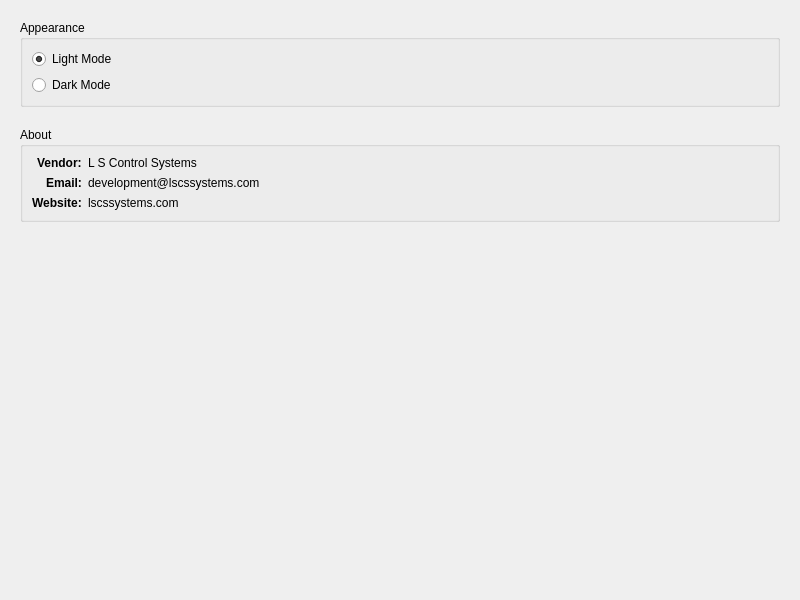
SuryaPrasathB/Comminent-PCB-Tester, file src/ui/forms/settings.ui: the form before one commit.
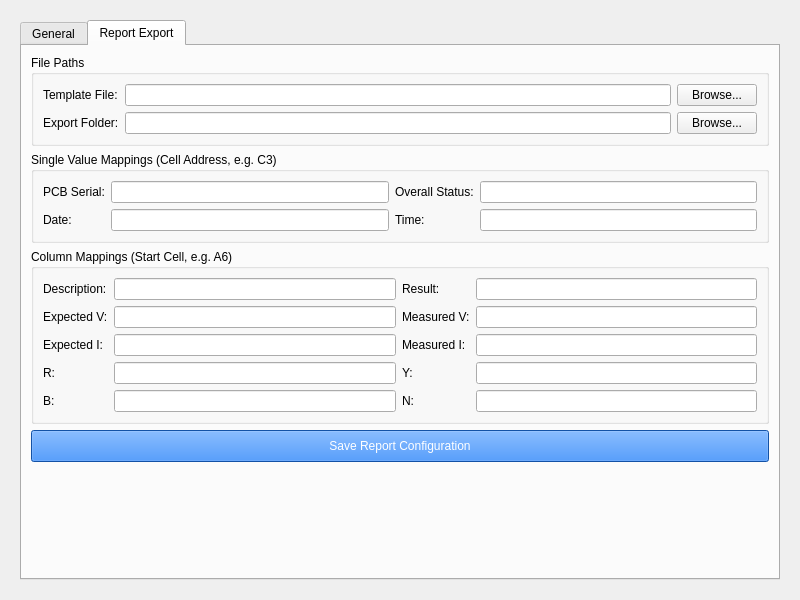
The form after the commit. The open tabs and pages were chosen to show the change.

Commit message:
Implement Report Export and DLL Integration
- Added Report Export configuration to Settings (UI and Manager).
- Implemented ReportGenerator (Excel export using openpyxl).
- Implemented ReportUploader (DLL wrapper using pythonnet/clr).
- Integrated ReportUploader into main application startup.
- Integrated ReportGenerator and Uploader update into ExecutionView (on test completion).
- Fixed TestRunner initialization in run_selected_test to pass serials as tuple.
- Added dependencies: openpyxl, pythonnet.

```diff
--- a/src/ui/forms/settings.ui
+++ b/src/ui/forms/settings.ui
@@ -30,6 +30,16 @@
     <number>20</number>
    </property>
    <item>
+    <widget class="QTabWidget" name="tabWidget">
+     <property name="currentIndex">
+      <number>0</number>
+     </property>
+     <widget class="QWidget" name="tab_general">
+      <attribute name="title">
+       <string>General</string>
+      </attribute>
+      <layout class="QVBoxLayout" name="verticalLayout_general">
+       <item>
     <widget class="QGroupBox" name="groupBox_appearance">
      <property name="title">
       <string>Appearance</string>
@@ -134,7 +144,7 @@
     </widget>
    </item>
    <item>
-    <spacer name="verticalSpacer">
+        <spacer name="verticalSpacer_gen">
      <property name="orientation">
       <enum>Qt::Vertical</enum>
      </property>
@@ -145,6 +155,245 @@
       </size>
      </property>
     </spacer>
+       </item>
+      </layout>
+     </widget>
+     <widget class="QWidget" name="tab_report">
+      <attribute name="title">
+       <string>Report Export</string>
+      </attribute>
+      <layout class="QVBoxLayout" name="verticalLayout_report">
+       <item>
+        <widget class="QGroupBox" name="groupBox_paths">
+         <property name="title">
+          <string>File Paths</string>
+         </property>
+         <layout class="QGridLayout" name="gridLayout_paths">
+          <item row="0" column="0">
+           <widget class="QLabel" name="label_template">
+            <property name="text">
+             <string>Template File:</string>
+            </property>
+           </widget>
+          </item>
+          <item row="0" column="1">
+           <widget class="QLineEdit" name="lineEdit_templatePath"/>
+          </item>
+          <item row="0" column="2">
+           <widget class="QPushButton" name="btn_browse_template">
+            <property name="text">
+             <string>Browse...</string>
+            </property>
+           </widget>
+          </item>
+          <item row="1" column="0">
+           <widget class="QLabel" name="label_export">
+            <property name="text">
+             <string>Export Folder:</string>
+            </property>
+           </widget>
+          </item>
+          <item row="1" column="1">
+           <widget class="QLineEdit" name="lineEdit_exportPath"/>
+          </item>
+          <item row="1" column="2">
+           <widget class="QPushButton" name="btn_browse_export">
+            <property name="text">
+             <string>Browse...</string>
+            </property>
+           </widget>
+          </item>
+         </layout>
+        </widget>
+       </item>
+       <item>
+        <widget class="QGroupBox" name="groupBox_single">
+         <property name="title">
+          <string>Single Value Mappings (Cell Address, e.g. C3)</string>
+         </property>
+         <layout class="QGridLayout" name="gridLayout_single">
+          <item row="0" column="0">
+           <widget class="QLabel" name="lbl_sn_map">
+            <property name="text">
+             <string>PCB Serial:</string>
+            </property>
+           </widget>
+          </item>
+          <item row="0" column="1">
+           <widget class="QLineEdit" name="lineEdit_map_sn"/>
+          </item>
+          <item row="0" column="2">
+           <widget class="QLabel" name="lbl_status_map">
+            <property name="text">
+             <string>Overall Status:</string>
+            </property>
+           </widget>
+          </item>
+          <item row="0" column="3">
+           <widget class="QLineEdit" name="lineEdit_map_status"/>
+          </item>
+          <item row="1" column="0">
+           <widget class="QLabel" name="lbl_date_map">
+            <property name="text">
+             <string>Date:</string>
+            </property>
+           </widget>
+          </item>
+          <item row="1" column="1">
+           <widget class="QLineEdit" name="lineEdit_map_date"/>
+          </item>
+          <item row="1" column="2">
+           <widget class="QLabel" name="lbl_time_map">
+            <property name="text">
+             <string>Time:</string>
+            </property>
+           </widget>
+          </item>
+          <item row="1" column="3">
+           <widget class="QLineEdit" name="lineEdit_map_time"/>
+          </item>
+         </layout>
+        </widget>
+       </item>
+       <item>
+        <widget class="QGroupBox" name="groupBox_columns">
+         <property name="title">
+          <string>Column Mappings (Start Cell, e.g. A6)</string>
+         </property>
+         <layout class="QGridLayout" name="gridLayout_columns">
+          <item row="0" column="0">
+           <widget class="QLabel" name="lbl_desc_map">
+            <property name="text">
+             <string>Description:</string>
+            </property>
+           </widget>
+          </item>
+          <item row="0" column="1">
+           <widget class="QLineEdit" name="lineEdit_map_desc"/>
+          </item>
+          <item row="0" column="2">
+           <widget class="QLabel" name="lbl_res_map">
+            <property name="text">
+             <string>Result:</string>
+            </property>
+           </widget>
+          </item>
+          <item row="0" column="3">
+           <widget class="QLineEdit" name="lineEdit_map_result"/>
+          </item>
+
+          <item row="1" column="0">
+           <widget class="QLabel" name="lbl_expv_map">
+            <property name="text">
+             <string>Expected V:</string>
+            </property>
+           </widget>
+          </item>
+          <item row="1" column="1">
+           <widget class="QLineEdit" name="lineEdit_map_expv"/>
+          </item>
+          <item row="1" column="2">
+           <widget class="QLabel" name="lbl_measv_map">
+            <property name="text">
+             <string>Measured V:</string>
+            </property>
+           </widget>
+          </item>
+          <item row="1" column="3">
+           <widget class="QLineEdit" name="lineEdit_map_measv"/>
+          </item>
+
+          <item row="2" column="0">
+           <widget class="QLabel" name="lbl_expi_map">
+            <property name="text">
+             <string>Expected I:</string>
+            </property>
+           </widget>
+          </item>
+          <item row="2" column="1">
+           <widget class="QLineEdit" name="lineEdit_map_expi"/>
+          </item>
+          <item row="2" column="2">
+           <widget class="QLabel" name="lbl_measi_map">
+            <property name="text">
+             <string>Measured I:</string>
+            </property>
+           </widget>
+          </item>
+          <item row="2" column="3">
+           <widget class="QLineEdit" name="lineEdit_map_measi"/>
+          </item>
+
+          <item row="3" column="0">
+           <widget class="QLabel" name="lbl_r_map">
+            <property name="text">
+             <string>R:</string>
+            </property>
+           </widget>
+          </item>
+          <item row="3" column="1">
+           <widget class="QLineEdit" name="lineEdit_map_r"/>
+          </item>
+           <item row="3" column="2">
+           <widget class="QLabel" name="lbl_y_map">
+            <property name="text">
+             <string>Y:</string>
+            </property>
+           </widget>
+          </item>
+          <item row="3" column="3">
+           <widget class="QLineEdit" name="lineEdit_map_y"/>
+          </item>
+
+           <item row="4" column="0">
+           <widget class="QLabel" name="lbl_b_map">
+            <property name="text">
+             <string>B:</string>
+            </property>
+           </widget>
+          </item>
+          <item row="4" column="1">
+           <widget class="QLineEdit" name="lineEdit_map_b"/>
+          </item>
+           <item row="4" column="2">
+           <widget class="QLabel" name="lbl_n_map">
+            <property name="text">
+             <string>N:</string>
+            </property>
+           </widget>
+          </item>
+          <item row="4" column="3">
+           <widget class="QLineEdit" name="lineEdit_map_n"/>
+          </item>
+         </layout>
+        </widget>
+       </item>
+       <item>
+        <widget class="QPushButton" name="btn_save_report">
+         <property name="text">
+          <string>Save Report Configuration</string>
+         </property>
+         <property name="styleSheet">
+          <string>background-color: #1a73e8; color: white; padding: 8px;</string>
+         </property>
+        </widget>
+       </item>
+       <item>
+        <spacer name="verticalSpacer_rep">
+         <property name="orientation">
+          <enum>Qt::Vertical</enum>
+         </property>
+         <property name="sizeHint" stdset="0">
+          <size>
+           <width>20</width>
+           <height>40</height>
+          </size>
+         </property>
+        </spacer>
+       </item>
+      </layout>
+     </widget>
+    </widget>
    </item>
   </layout>
  </widget>
```
Lines whose indentation alone changed are shown as unchanged. The commit also changes 8 other files.
